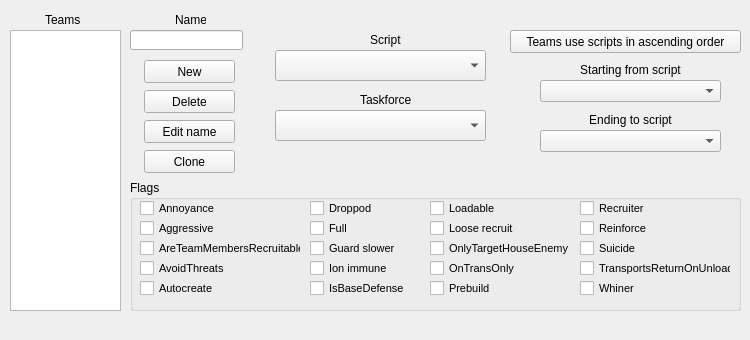
The window that src/teamsection.ui (PTapioK/TSWaveMaker) describes before a commit, drawn with Qt 5.
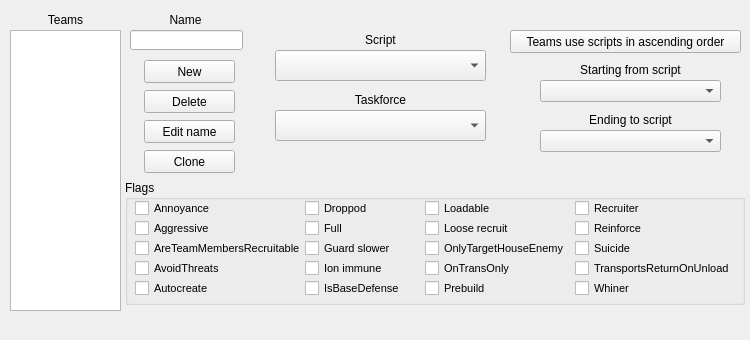
The same window after the commit.

```diff
--- a/src/teamsection.ui
+++ b/src/teamsection.ui
@@ -49,15 +49,18 @@
    <widget class="QLabel" name="TeamLabel">
     <property name="geometry">
      <rect>
-      <x>45</x>
+      <x>15</x>
       <y>10</y>
-      <width>41</width>
+      <width>101</width>
       <height>20</height>
      </rect>
     </property>
     <property name="text">
      <string>Teams</string>
     </property>
+    <property name="alignment">
+     <set>Qt::AlignCenter</set>
+    </property>
    </widget>
    <widget class="QListWidget" name="TeamList">
     <property name="geometry">
@@ -85,15 +88,18 @@
    <widget class="QLabel" name="NameLabel">
     <property name="geometry">
      <rect>
-      <x>175</x>
+      <x>135</x>
       <y>10</y>
-      <width>31</width>
+      <width>101</width>
       <height>20</height>
      </rect>
     </property>
     <property name="text">
      <string>Name</string>
     </property>
+    <property name="alignment">
+     <set>Qt::AlignCenter</set>
+    </property>
    </widget>
    <widget class="QPushButton" name="New">
     <property name="geometry">
@@ -165,15 +171,18 @@
    <widget class="QLabel" name="label">
     <property name="geometry">
      <rect>
-      <x>370</x>
+      <x>280</x>
       <y>30</y>
-      <width>41</width>
+      <width>201</width>
       <height>20</height>
      </rect>
     </property>
     <property name="text">
      <string>Script</string>
     </property>
+    <property name="alignment">
+     <set>Qt::AlignCenter</set>
+    </property>
    </widget>
    <widget class="QComboBox" name="taskforceBox">
     <property name="geometry">
@@ -193,15 +202,18 @@
    <widget class="QLabel" name="label_2">
     <property name="geometry">
      <rect>
-      <x>360</x>
+      <x>280</x>
       <y>90</y>
-      <width>61</width>
+      <width>201</width>
       <height>20</height>
      </rect>
     </property>
     <property name="text">
      <string>Taskforce</string>
     </property>
+    <property name="alignment">
+     <set>Qt::AlignCenter</set>
+    </property>
    </widget>
    <widget class="QPushButton" name="SAOButton">
     <property name="geometry">
@@ -281,10 +293,10 @@
    <widget class="QGroupBox" name="groupBox">
     <property name="geometry">
      <rect>
-      <x>130</x>
+      <x>125</x>
       <y>180</y>
-      <width>611</width>
-      <height>131</height>
+      <width>620</width>
+      <height>125</height>
      </rect>
     </property>
     <property name="title">
@@ -295,7 +307,7 @@
       <rect>
        <x>10</x>
        <y>40</y>
-       <width>81</width>
+       <width>101</width>
        <height>17</height>
       </rect>
      </property>
@@ -313,7 +325,7 @@
       <rect>
        <x>450</x>
        <y>20</y>
-       <width>70</width>
+       <width>111</width>
        <height>17</height>
       </rect>
      </property>
@@ -349,7 +361,7 @@
       <rect>
        <x>10</x>
        <y>100</y>
-       <width>81</width>
+       <width>91</width>
        <height>17</height>
       </rect>
      </property>
@@ -367,7 +379,7 @@
       <rect>
        <x>180</x>
        <y>100</y>
-       <width>101</width>
+       <width>111</width>
        <height>17</height>
       </rect>
      </property>
@@ -403,7 +415,7 @@
       <rect>
        <x>10</x>
        <y>60</y>
-       <width>161</width>
+       <width>171</width>
        <height>17</height>
       </rect>
      </property>
@@ -457,7 +469,7 @@
       <rect>
        <x>300</x>
        <y>60</y>
-       <width>141</width>
+       <width>151</width>
        <height>17</height>
       </rect>
      </property>
@@ -475,7 +487,7 @@
       <rect>
        <x>450</x>
        <y>40</y>
-       <width>70</width>
+       <width>101</width>
        <height>17</height>
       </rect>
      </property>
@@ -493,7 +505,7 @@
       <rect>
        <x>450</x>
        <y>80</y>
-       <width>151</width>
+       <width>171</width>
        <height>17</height>
       </rect>
      </property>
@@ -511,7 +523,7 @@
       <rect>
        <x>180</x>
        <y>80</y>
-       <width>81</width>
+       <width>91</width>
        <height>17</height>
       </rect>
      </property>
@@ -565,7 +577,7 @@
       <rect>
        <x>300</x>
        <y>40</y>
-       <width>91</width>
+       <width>101</width>
        <height>17</height>
       </rect>
      </property>
@@ -583,7 +595,7 @@
       <rect>
        <x>180</x>
        <y>60</y>
-       <width>91</width>
+       <width>101</width>
        <height>17</height>
       </rect>
      </property>
@@ -601,7 +613,7 @@
       <rect>
        <x>300</x>
        <y>20</y>
-       <width>70</width>
+       <width>81</width>
        <height>17</height>
       </rect>
      </property>
```
Left out of the diff: 2 changed lines with no effect on the pictures.
